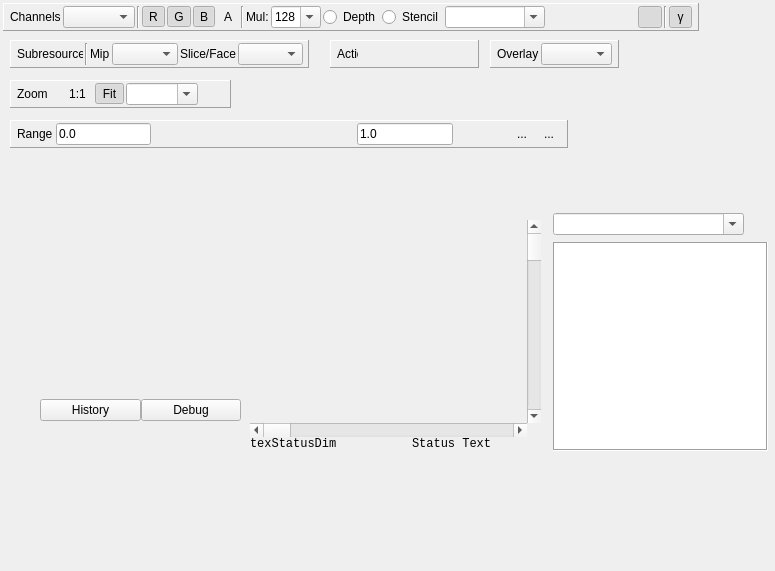
Old version of the form qrenderdoc/Windows/TextureViewer.ui in the repository baldurk/renderdoc.
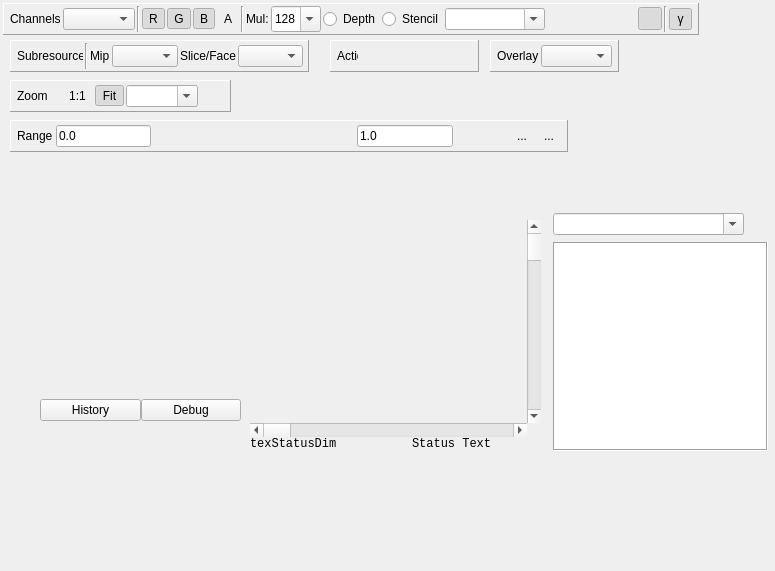
New version of the form. Icons and pictures are not drawn. Custom widgets are drawn as their Qt base class.

Commit message:
Set texture viewer toolbar minimum sizes consistently
* Otherwise those with icons are slightly larger than those without.

Patch:
```diff
--- a/qrenderdoc/Windows/TextureViewer.ui
+++ b/qrenderdoc/Windows/TextureViewer.ui
@@ -44,13 +44,13 @@
      <x>10</x>
      <y>120</y>
      <width>558</width>
-     <height>28</height>
+     <height>32</height>
     </rect>
    </property>
    <property name="minimumSize">
     <size>
      <width>0</width>
-     <height>28</height>
+     <height>32</height>
     </size>
    </property>
    <property name="frameShape">
@@ -230,13 +230,13 @@
      <x>490</x>
      <y>40</y>
      <width>129</width>
-     <height>28</height>
+     <height>32</height>
     </rect>
    </property>
    <property name="minimumSize">
     <size>
      <width>0</width>
-     <height>28</height>
+     <height>32</height>
     </size>
    </property>
    <property name="frameShape">
@@ -283,13 +283,13 @@
      <x>10</x>
      <y>80</y>
      <width>221</width>
-     <height>28</height>
+     <height>32</height>
     </rect>
    </property>
    <property name="minimumSize">
     <size>
      <width>0</width>
-     <height>28</height>
+     <height>32</height>
     </size>
    </property>
    <property name="frameShape">
@@ -419,13 +419,13 @@
      <x>330</x>
      <y>40</y>
      <width>149</width>
-     <height>28</height>
+     <height>32</height>
     </rect>
    </property>
    <property name="minimumSize">
     <size>
      <width>0</width>
-     <height>28</height>
+     <height>32</height>
     </size>
    </property>
    <property name="frameShape">
@@ -547,7 +547,7 @@
      <x>10</x>
      <y>40</y>
      <width>299</width>
-     <height>28</height>
+     <height>32</height>
     </rect>
    </property>
    <property name="sizePolicy">
@@ -559,7 +559,7 @@
    <property name="minimumSize">
     <size>
      <width>0</width>
-     <height>28</height>
+     <height>32</height>
     </size>
    </property>
    <property name="frameShape">
@@ -640,7 +640,7 @@
      <x>3</x>
      <y>3</y>
      <width>696</width>
-     <height>28</height>
+     <height>32</height>
     </rect>
    </property>
    <property name="sizePolicy">
@@ -652,7 +652,7 @@
    <property name="minimumSize">
     <size>
      <width>0</width>
-     <height>28</height>
+     <height>32</height>
     </size>
    </property>
    <property name="frameShape">
```
